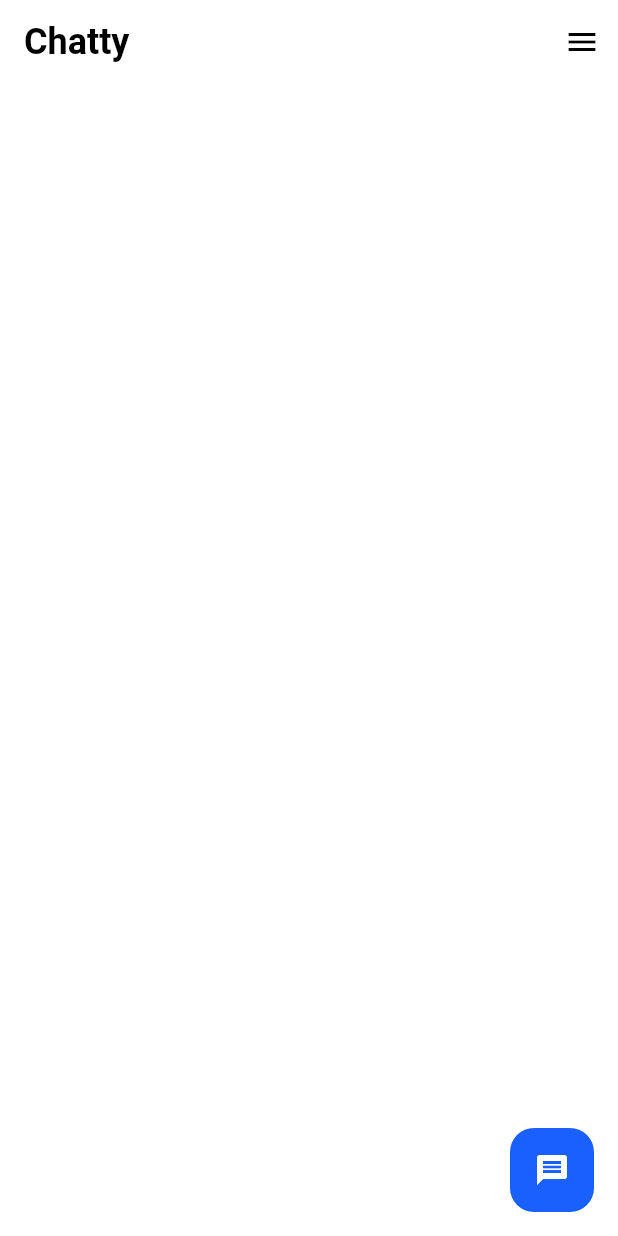
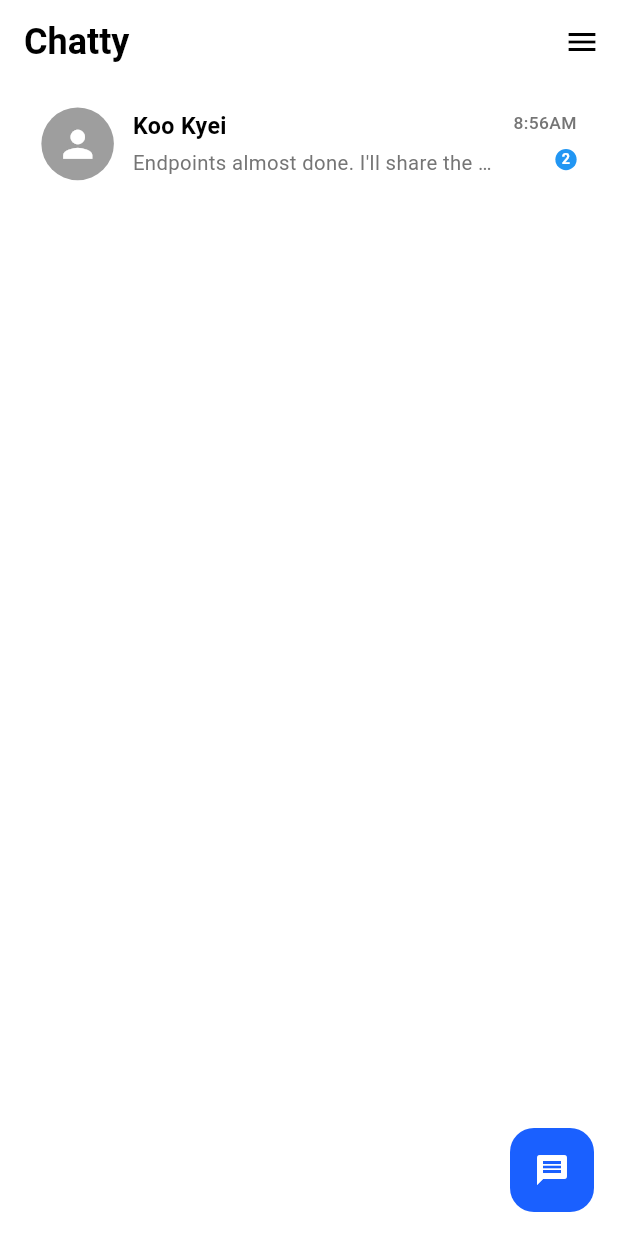
Before and after one commit to realtwumasi/chatty, a Flutter app: the HomePage screen opened directly, on a phone screen of 412 x 824 dp. Run offline on Flutter 3.47's test engine with Material 3 defaults, Android fonts, the phone set to English and light mode, and no system bars; drawn by our look-alikes of animated_text_kit; our stand-ins replace flutter_screenutil, lottie.

Commit message:
update 4

```diff
--- a/lib/home/components/message_tile.dart
+++ b/lib/home/components/message_tile.dart
@@ -1,4 +1,5 @@
 import 'package:flutter/material.dart';
+import 'package:flutter_screenutil/flutter_screenutil.dart';
 
 class MessageTile extends StatefulWidget {
   const MessageTile({super.key});
@@ -10,6 +11,93 @@ class MessageTile extends StatefulWidget {
 class _MessageTileState extends State<MessageTile> {
   @override
   Widget build(BuildContext context) {
-    return const Placeholder();
+    return InkWell(
+      onTap: () {
+
+      },
+      splashColor: Colors.blue.withOpacity(0.2),
+      highlightColor: Colors.blue.withOpacity(0.1),
+      borderRadius: BorderRadius.circular(12.r),
+      child: Container(
+        width: double.infinity,
+        padding: EdgeInsets.symmetric(horizontal: 12.w, vertical: 8.h),
+        child: Row(
+          children: [
+            // User profile
+            CircleAvatar(
+              backgroundColor: Colors.grey,
+              radius: 25.r,
+              child: Icon(
+                Icons.person,
+                size: 30.sp,
+                color: Colors.white,
+              ),
+            ),
+            SizedBox(width: 12.w),
+
+            // Username and last message (expanded to take available space)
+            Expanded(
+              child: Column(
+                crossAxisAlignment: CrossAxisAlignment.start,
+                children: [
+                  Text(
+                    "Koo Kyei",
+                    style: TextStyle(
+                      fontSize: 16.sp,
+                      fontWeight: FontWeight.w600,
+                    ),
+                  ),
+                  SizedBox(height: 4.h),
+                  Text(
+                    "Endpoints almost done. I'll share the code on github",
+                    style: TextStyle(
+                      fontSize: 14.sp,
+                      color: Colors.grey[600],
+                      fontWeight: FontWeight.w400,
+                    ),
+                    overflow: TextOverflow.ellipsis,
+                    maxLines: 1,
+                  ),
+                ],
+              ),
+            ),
+
+            SizedBox(width: 12.w),
+
+            // Time and message count
+            Column(
+              crossAxisAlignment: CrossAxisAlignment.end,
+              children: [
+                Text(
+                  "8:56AM",
+                  style: TextStyle(
+                    fontSize: 12.sp,
+                    fontWeight: FontWeight.w500,
+                    color: Colors.grey[600],
+                  ),
+                ),
+                //  for message count badge
+                SizedBox(height: 4.h),
+                Container(
+                  padding: EdgeInsets.all(4.w),
+                  decoration: BoxDecoration(
+                    color: Colors.blue,
+                    shape: BoxShape.circle,
+                  ),
+                  child: Text(
+                    "2",
+                    style: TextStyle(
+                      fontSize: 10.sp,
+                      color: Colors.white,
+                      fontWeight: FontWeight.bold,
+                    ),
+                  ),
+                ),
+              ],
+            ),
+          ],
+        ),
+      ),
+    );
   }
 }
--- a/lib/home/home_page.dart
+++ b/lib/home/home_page.dart
@@ -1,5 +1,6 @@
 import 'package:animated_text_kit/animated_text_kit.dart';
 import 'package:chatty/home/components/Floating_btn.dart';
+import 'package:chatty/home/components/message_tile.dart';
 import 'package:flutter/material.dart';
 
 class HomePage extends StatefulWidget {
@@ -32,9 +33,14 @@ class _HomePageState extends State<HomePage> {
         ),
       ),
       endDrawer: Drawer(),
-      body: SingleChildScrollView(
-        child: Column(
-
+      body: Padding(
+        padding: const EdgeInsets.only(left: 15,right: 15, top: 8),
+        child: SingleChildScrollView(
+          child: Column(
+            children: [
+              MessageTile()
+            ],
+          ),
         ),
       ),
 
```
